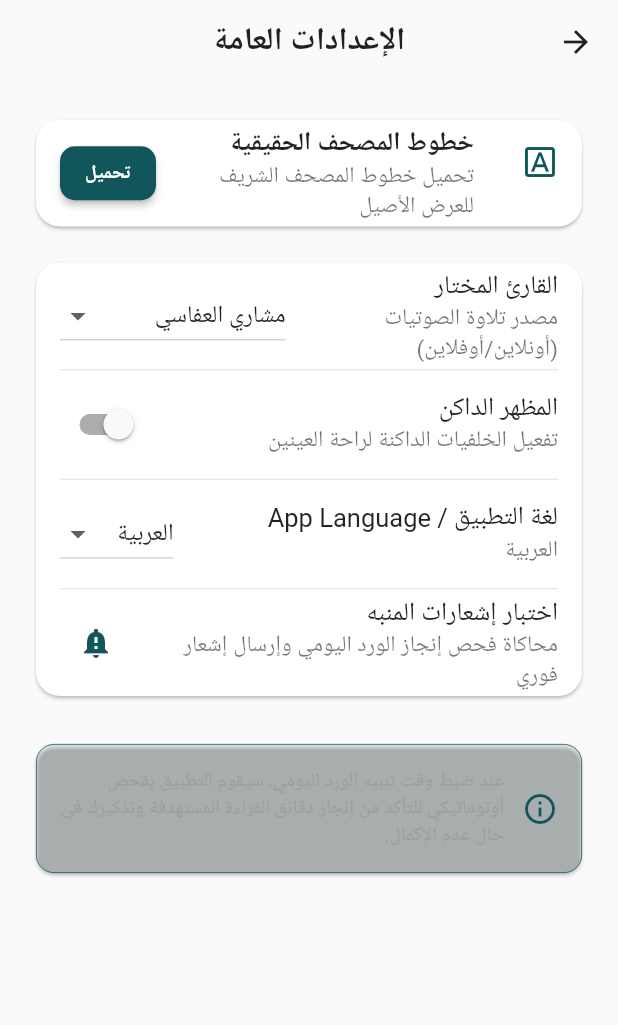
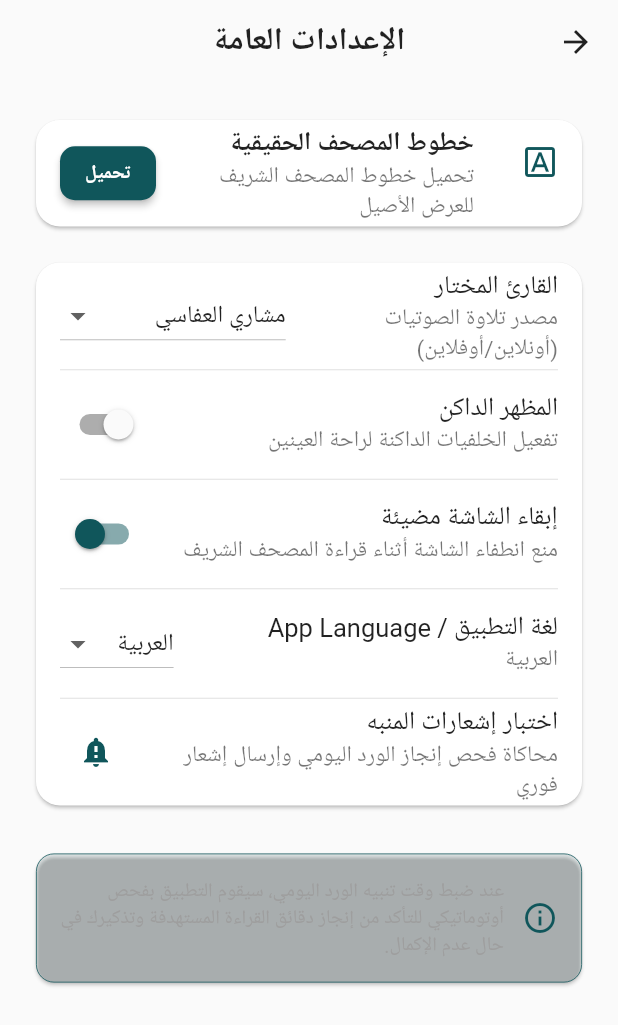
Before and after one commit to MohameHassan139/tarteel_el_quran, a Flutter app: the SettingsScreen screen opened by its route, after a tap on "المظهر الداكن", on a phone screen of 412 x 824 dp. Shown: the top 1025 px of the screen. Run offline on Flutter 3.47's test engine with Material 3 defaults, Android fonts, the phone set to English and light mode, and no system bars; our stand-ins replace flutter_local_notifications, get, hive_flutter, just_audio, just_audio_background, timezone and 1 more; missing offline and left inert: quran_library; accounts and stored records are empty; Roboto replaces fonts that are missing (system-ui).

Commit message:
rehandle turn off screen

```diff
--- a/lib/core/storage_service.dart
+++ b/lib/core/storage_service.dart
@@ -66,6 +66,15 @@ class StorageService extends GetxService {
   Future<void> setDarkMode(bool isDark) async {
     await _settingsBox.put('is_dark_mode', isDark);
   }
+
+  bool getKeepScreenOn() {
+    return _settingsBox.get('keep_screen_on', defaultValue: true) as bool;
+  }
+
+  Future<void> setKeepScreenOn(bool value) async {
+    await _settingsBox.put('keep_screen_on', value);
+  }
+
 
   String getAppLanguage() {
     return _settingsBox.get('app_language', defaultValue: 'ar') as String;
--- a/lib/features/settings/settings_controller.dart
+++ b/lib/features/settings/settings_controller.dart
@@ -12,6 +12,7 @@ class SettingsController extends GetxController {
   final RxString selectedStyle = 'murattal'.obs;
   final RxBool isDarkMode = true.obs;
   final RxString appLanguage = 'ar'.obs;
+  final RxBool keepScreenOn = true.obs;
 
   @override
   void onInit() {
@@ -24,6 +25,7 @@ class SettingsController extends GetxController {
     selectedStyle.value = _storage.getSelectedStyle();
     isDarkMode.value = _storage.isDarkMode();
     appLanguage.value = _storage.getAppLanguage();
+    keepScreenOn.value = _storage.getKeepScreenOn();
   }
 
   Future<void> updateReciter(int id) async {
@@ -80,6 +82,11 @@ class SettingsController extends GetxController {
     Get.updateLocale(Locale(value));
   }
 
+  Future<void> toggleKeepScreenOn(bool value) async {
+    await _storage.setKeepScreenOn(value);
+    keepScreenOn.value = value;
+  }
+
   Future<void> triggerTestNotification() async {
     await _reminder.triggerInstantTestNotification();
     Get.snackbar(
--- a/lib/features/settings/settings_screen.dart
+++ b/lib/features/settings/settings_screen.dart
@@ -133,8 +133,17 @@ class SettingsScreen extends GetView<SettingsController> {
                       title: const Text('المظهر الداكن'),
                       subtitle: const Text('تفعيل الخلفيات الداكنة لراحة العينين'),
                       value: isDark,
-                      activeColor: AppColors.primary,
+                      activeThumbColor: AppColors.primary,
                       onChanged: (val) => controller.toggleTheme(val),
+                    ),
+                    const Divider(height: 1, indent: 16, endIndent: 16),
+
+                    SwitchListTile(
+                      title: const Text('إبقاء الشاشة مضيئة'),
+                      subtitle: const Text('منع انطفاء الشاشة أثناء قراءة المصحف الشريف'),
+                      value: controller.keepScreenOn.value,
+                      activeThumbColor: AppColors.primary,
+                      onChanged: (val) => controller.toggleKeepScreenOn(val),
                     ),
                     const Divider(height: 1, indent: 16, endIndent: 16),
 
--- a/pubspec.yaml
+++ b/pubspec.yaml
@@ -46,6 +46,7 @@ dependencies:
   timezone: ^0.11.1
   quran_library: ^4.2.0
   get: ^4.6.6
+  wakelock_plus: ^1.6.1
 
 dev_dependencies:
   flutter_test:
```
Also changed, not shown: lib/features/mushaf/mushaf_view_controller.dart (+8 -1 lines), pubspec.lock, 1 other file.
